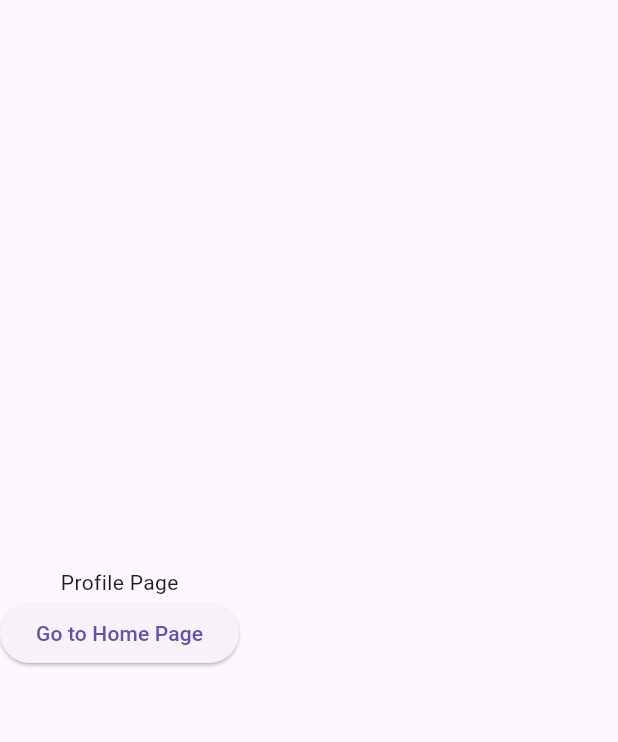
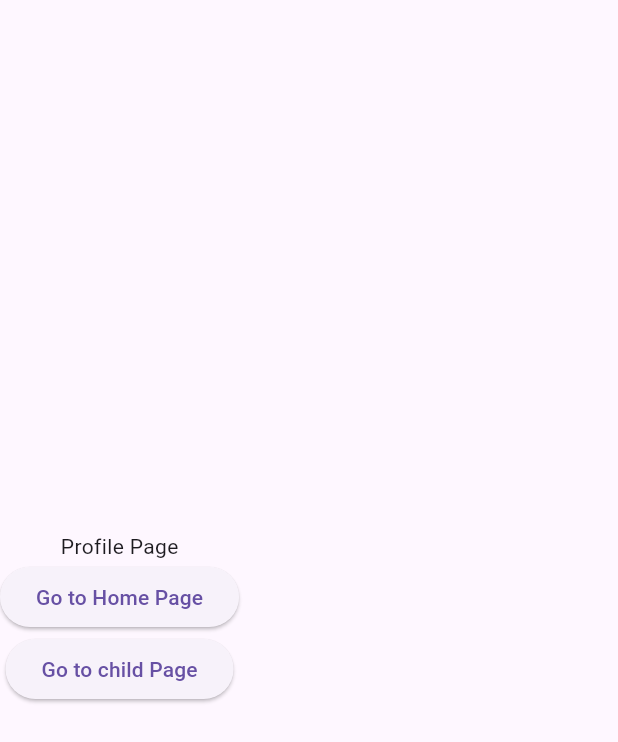
Before and after one commit to thisaraCPrasanga/go_routing_app, a Flutter app: the ProfilePage screen opened by its route, on a phone screen of 412 x 824 dp. Shown: the top 742 px of the screen. Run offline on Flutter 3.47's test engine with Material 3 defaults, Android fonts, the phone set to English and light mode, and no system bars; our stand-ins replace go_router.

Commit message:
Create nested routs to profile page to child page (/profile/child)

```diff
--- a/lib/pages/profile_page.dart
+++ b/lib/pages/profile_page.dart
@@ -18,6 +18,13 @@ class ProfilePage extends StatelessWidget {
             },
             child: Text("Go to Home Page"),
           ),
+
+          ElevatedButton(
+            onPressed: () {
+              GoRouter.of(context).go("/profile/child");
+            },
+            child: Text("Go to child Page"),
+          ),
         ],
       ),
     );
--- a/lib/router/router.dart
+++ b/lib/router/router.dart
@@ -1,5 +1,6 @@
 import 'package:flutter/material.dart';
 import 'package:go_router/go_router.dart';
+import 'package:go_routing_app/pages/child_page.dart';
 import 'package:go_routing_app/pages/home_page.dart';
 import 'package:go_routing_app/pages/profile_page.dart';
 
@@ -14,8 +15,26 @@ class RouterClass {
     },
     initialLocation: "/home",
     routes: [
-      GoRoute(path: "/home", builder: (context, state) => HomePage()),
-      GoRoute(path: "/profile", builder: (context, state) => ProfilePage()),
+      GoRoute(
+        path: "/home",
+        builder: (context, state) {
+          return HomePage();
+        },
+      ),
+      GoRoute(
+        path: "/profile",
+        builder: (context, state) {
+          return ProfilePage();
+        },
+        routes: [
+          GoRoute(
+            path: "child",
+            builder: (context, state) {
+              return ChildPage();
+            },
+          ),
+        ],
+      ),
     ],
   );
 }
```
Also changed, not shown: lib/pages/child_page.dart (added, +10 -0 lines).
